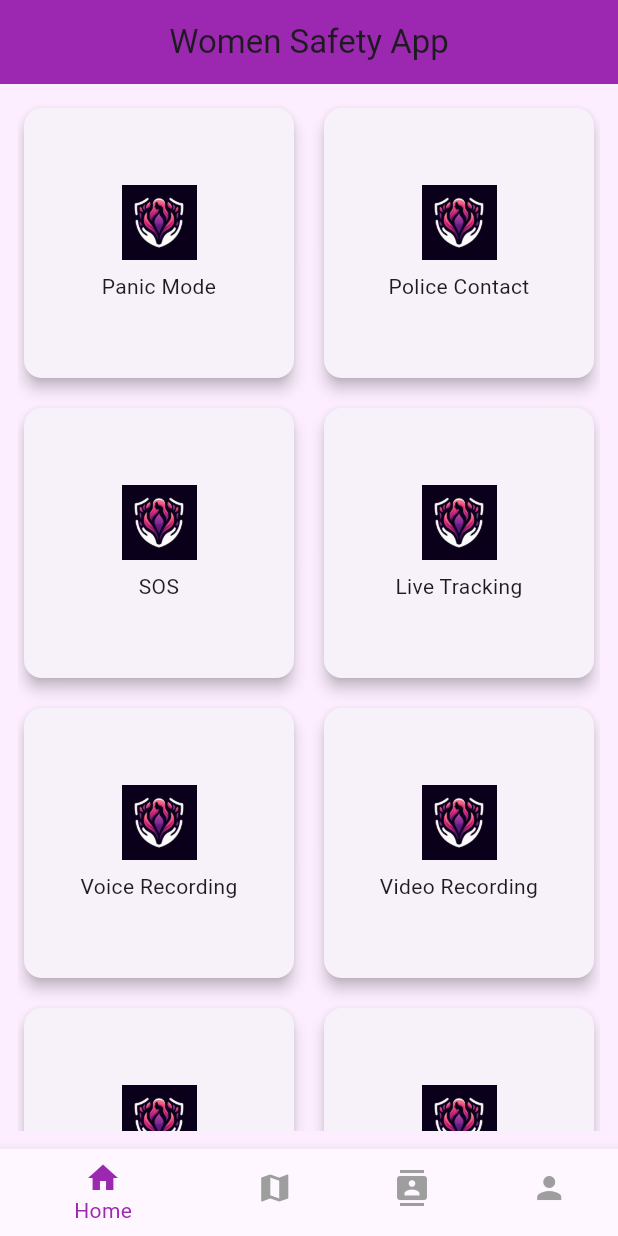
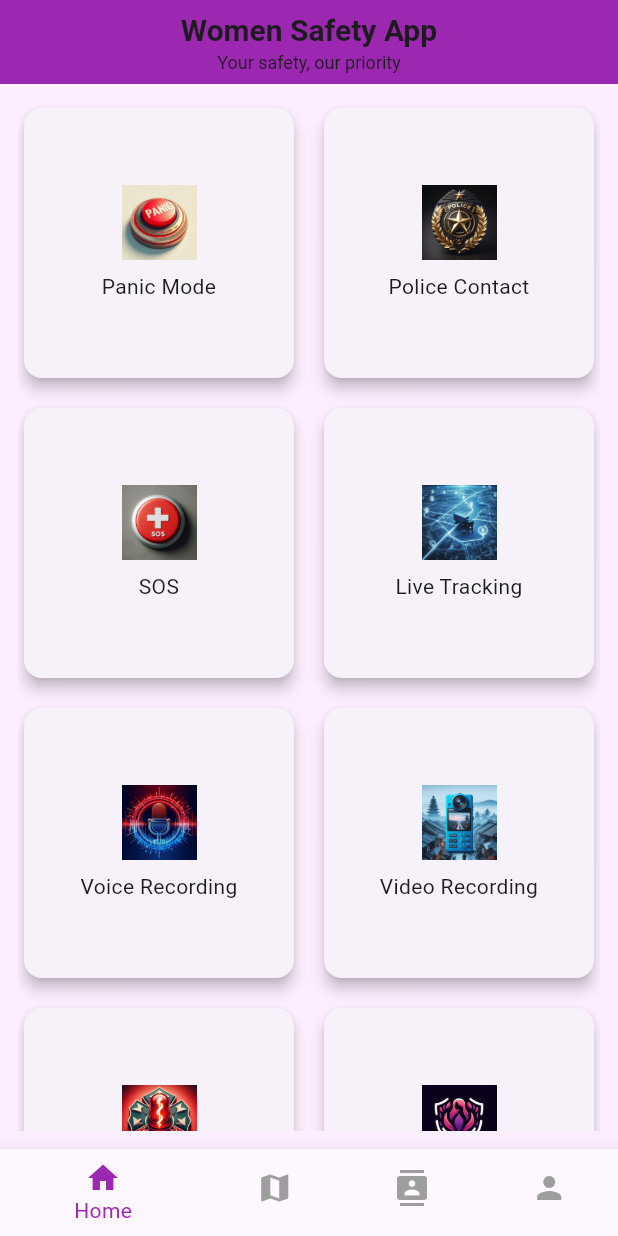
Before and after one commit to Lucky-chelani/veerangana_app, a Flutter app: the HomeScreen screen opened directly, on a phone screen of 412 x 824 dp. Run offline on Flutter 3.47's test engine with Material 3 defaults, Android fonts, the phone set to English and light mode, and no system bars; our stand-ins replace cloud_firestore, firebase_auth, firebase_core, flutter_contacts, permission_handler; accounts and stored records are empty.

Commit message:
modified homescreen

```diff
--- a/lib/main.dart
+++ b/lib/main.dart
@@ -23,7 +23,7 @@ class WomenSafetyApp extends StatelessWidget {
         primarySwatch: Colors.purple,
         fontFamily: 'Roboto',
       ),
-      home: const HomeScreen(),
+      home: const StartScreen(),
     );
   }
 }
--- a/lib/screens/home_screen.dart
+++ b/lib/screens/home_screen.dart
@@ -1,5 +1,8 @@
 import 'package:flutter/material.dart';
-import '../widgets/custom_bottom_nav.dart'; // adjust path based on your structure
+import '../widgets/custom_bottom_nav.dart';
+import 'map_screen.dart';
+import 'contacts.dart';
+import 'details.dart';
 
 class HomeScreen extends StatefulWidget {
   const HomeScreen({Key? key}) : super(key: key);
@@ -12,22 +15,21 @@ class _HomeScreenState extends State<HomeScreen> {
   int _selectedIndex = 0;
 
   void _onItemTapped(int index) {
+    if (_selectedIndex == index) return;
+
     setState(() {
       _selectedIndex = index;
     });
 
     switch (index) {
-      case 0:
-        // Already on Home
-        break;
       case 1:
-        Navigator.pushNamed(context, '/map');
+        Navigator.push(context, MaterialPageRoute(builder: (context) => const MapScreen()));
         break;
       case 2:
-        Navigator.pushNamed(context, '/contacts');
+        Navigator.push(context, MaterialPageRoute(builder: (context) => const EmergencyContactScreen(userPhone: '',)));
         break;
       case 3:
-        Navigator.pushNamed(context, '/settings');
+        Navigator.push(context, MaterialPageRoute(builder: (context) => const DetailsScreen(phone: '',)));
         break;
     }
   }
@@ -55,8 +57,21 @@ class _HomeScreenState extends State<HomeScreen> {
       backgroundColor: const Color(0xFFFDEEFF),
       appBar: AppBar(
         backgroundColor: Colors.purple,
-        title: const Text("Women Safety App"),
         centerTitle: true,
+        title: Column(
+          crossAxisAlignment: CrossAxisAlignment.center,
+          children: const [
+            Text(
+              "Women Safety App",
+              style: TextStyle(fontSize: 20, fontWeight: FontWeight.bold),
+            ),
+            SizedBox(height: 2),
+            Text(
+              "Your safety, our priority",
+              style: TextStyle(fontSize: 12, fontWeight: FontWeight.w400),
+            ),
+          ],
+        ),
       ),
       body: Padding(
         padding: const EdgeInsets.all(12.0),
@@ -65,14 +80,14 @@ class _HomeScreenState extends State<HomeScreen> {
           crossAxisSpacing: 12,
           mainAxisSpacing: 12,
           children: [
-            buildGridButton("Panic Mode", "assets/hack.jpeg", () {}),
-            buildGridButton("Police Contact", "assets/hack.jpeg", () {}),
-            buildGridButton("SOS", "assets/hack.jpeg", () {}),//sos
-            buildGridButton("Live Tracking", "assets/hack.jpeg", () {}),//tracking
-            buildGridButton("Voice Recording", "assets/hack.jpeg", () {}),//voice
-            buildGridButton("Video Recording", "assets/hack.jpeg", () {}),//video
-            buildGridButton("Emergency Contacts", "assets/hack.jpeg", () {}),//emergency
-            buildGridButton("Logout", "assets/hack.jpeg", () {}),//logout
+            buildGridButton("Panic Mode", "assets/download.png", () {}),
+            buildGridButton("Police Contact", "assets/download (1).png", () {}),
+            buildGridButton("SOS", "assets/download (2).png", () {}),
+            buildGridButton("Live Tracking", "assets/download (3).png", () {}),
+            buildGridButton("Voice Recording", "assets/download (4).png", () {}),
+            buildGridButton("Video Recording", "assets/download (5).png", () {}),
+            buildGridButton("Emergency Contacts", "assets/download (6).png", () {}),
+            buildGridButton("Logout", "assets/hack.jpeg", () {}),
           ],
         ),
       ),
```
Also changed, not shown: lib/screens/map_screen.dart (added, +13 -0 lines), assets/download (1).png (added), assets/download (2).png (added), assets/download (3).png (added), assets/download (4).png (added), assets/download (5).png (added), assets/download (6).png (added), assets/download.png (added), pubspec.lock, 4 other files.
